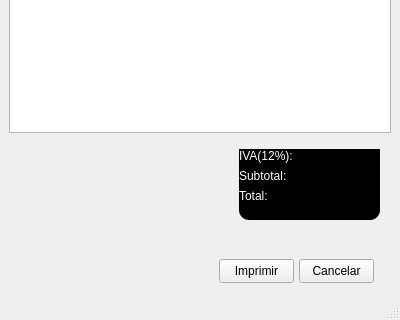
Santi-gdl/ProyectoCinep2, file facturacion.ui: the form before one commit; both pictures show x 0 to 400 and y 280 to 600 of the 400 by 600 pixel window.
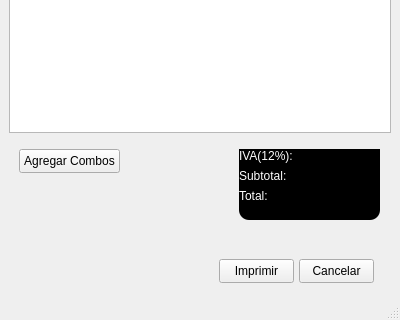
The form after the commit. Icons and pictures are not drawn.

```diff
--- a/facturacion.ui
+++ b/facturacion.ui
@@ -221,6 +221,19 @@
         </item>
        </layout>
       </widget>
+      <widget class="QPushButton" name="pushButton_3">
+       <property name="geometry">
+        <rect>
+         <x>10</x>
+         <y>10</y>
+         <width>101</width>
+         <height>24</height>
+        </rect>
+       </property>
+       <property name="text">
+        <string>Agregar Combos</string>
+       </property>
+      </widget>
      </widget>
     </item>
    </layout>
```
Left out of the diff: 2 changed lines with no effect on the pictures.
